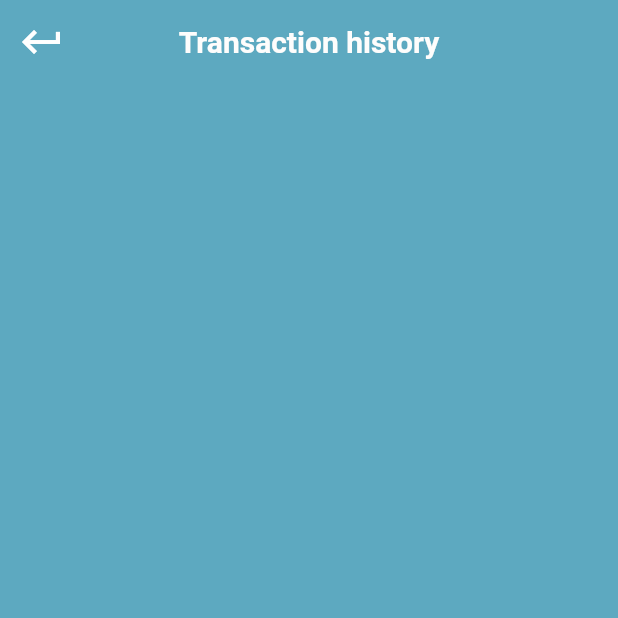
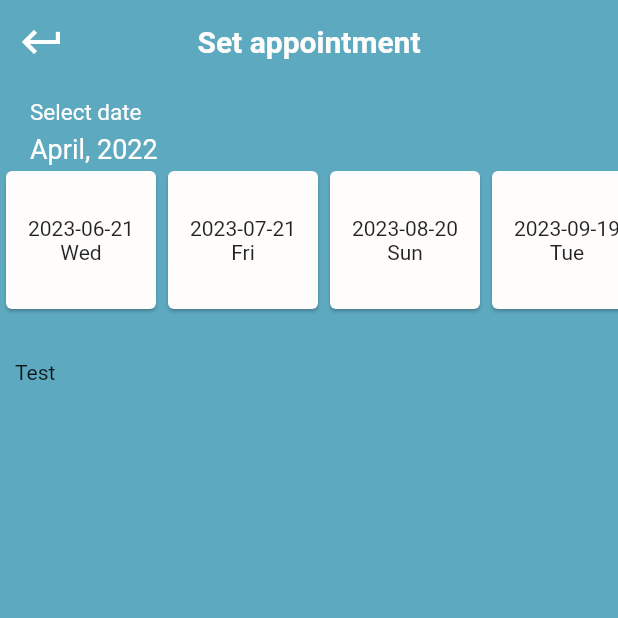
Before and after one commit to akatokurojp/SabiCare, a Flutter app: the BookingPage screen opened directly, on a phone screen of 412 x 824 dp, the top half of it. Run offline on Flutter 3.47's test engine with Material 2 defaults, Android fonts, the light colour scheme and no system bars; our stand-ins replace avatar_glow, cloud_firestore, firebase_auth, firebase_core, flutter_tts, get and 5 more; missing offline and left inert: lit_ui_kit; accounts and stored records are empty.

Commit message:
QoL appointment

```diff
--- a/lib/booking.dart
+++ b/lib/booking.dart
@@ -1,7 +1,9 @@
 import 'package:flutter/material.dart';
 import 'package:flutter/src/widgets/framework.dart';
 import 'package:flutter/src/widgets/placeholder.dart';
+import 'package:lit_ui_kit/lit_ui_kit.dart';
 import 'package:sabicare/static/colors.dart';
+import 'package:intl/intl.dart';
 
 class BookingPage extends StatefulWidget {
   const BookingPage({super.key});
@@ -24,10 +26,78 @@ class _BookingPageState extends State<BookingPage> {
         backgroundColor: bgColor,
         elevation: 0,
         title: const Text(
-            "Transaction history",
+          "Set appointment",
           style: TextStyle(fontWeight: FontWeight.w600, color: textColor),
         ),
       ),
-        body: SafeArea(child: ListView()));
+      body: SafeArea(
+        child: ListView(
+          children: <Widget>[
+            Padding(
+              padding: EdgeInsets.only(left: 20, top: 10),
+              child: Text(
+                "Select date",
+                style: TextStyle(fontSize: 15, color: textColor),
+              ),
+            ),
+            Padding(
+              padding: EdgeInsets.only(left: 20, top: 5),
+              child: Text(
+                "April, 2022",
+                style: TextStyle(fontSize: 18, color: textColor),
+              ),
+            ),
+            Container(
+              height: 100,
+              child: ListView(
+                scrollDirection: Axis.horizontal,
+                children: List.generate(30, (int index) {
+                  DateTime currentDate = DateTime.now();
+                  DateTime oneMonthLater =
+                      currentDate.add(Duration(days: 30 * index));
+
+                  // Format the date using DateFormat
+                  String formattedDate =
+                      DateFormat('yyyy-MM-dd').format(oneMonthLater);
+// 'dd' for two-digit date format
+
+                  // Format the day using DateFormat
+                  String formattedDay = DateFormat('EEE').format(
+                      oneMonthLater); // 'EEE' for short day name (e.g., Mon)
+
+                  return Card(
+                    color: textColor,
+                    child: Container(
+                      width: 100.0,
+                      child: Column(
+                        mainAxisAlignment: MainAxisAlignment.center,
+                        children: [
+                          Padding(
+                            padding: EdgeInsets.all(8),
+                            child: Column(
+                              mainAxisAlignment: MainAxisAlignment.center,
+                              children: [
+                                Text(
+                                    formattedDate), // Display the formatted date
+                                Text(formattedDay), // Display the formatted day
+                              ],
+                            ),
+                          )
+                        ],
+                      ),
+                    ),
+                  );
+                }),
+              ),
+            ),
+            const SizedBox(height: 20),
+            Padding(
+              padding: EdgeInsets.all(10),
+              child: Text("Test"),
+            )
+          ],
+        ),
+      ),
+    );
   }
 }
--- a/lib/main.dart
+++ b/lib/main.dart
@@ -1,10 +1,9 @@
 import 'package:flutter/material.dart';
-import 'package:sabicare/Landing.dart';
+// import 'package:sabicare/Landing.dart';
 import 'package:firebase_core/firebase_core.dart';
 import 'package:sabicare/bottom.dart';
 import 'package:sabicare/home.dart';
 import 'package:sabicare/static/colors.dart';
-
 import 'Login.dart';
 
 Future main() async {
```
Lines whose indentation alone changed are shown as unchanged.
